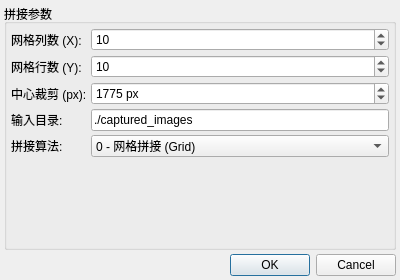
Old version of the form ui/StitchingSettingsDialog.ui in the repository choushunn/ArmSightStitch.
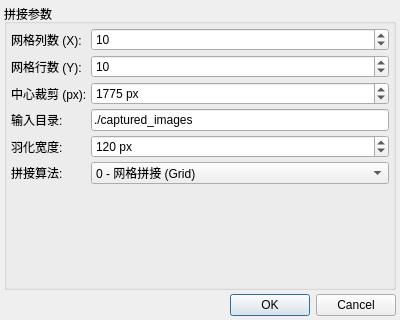
New version of the form.

```diff
--- a/ui/StitchingSettingsDialog.ui
+++ b/ui/StitchingSettingsDialog.ui
@@ -7,7 +7,7 @@
     <x>0</x>
     <y>0</y>
     <width>400</width>
-    <height>280</height>
+    <height>320</height>
    </rect>
   </property>
   <property name="windowTitle">
@@ -137,13 +137,39 @@
        </widget>
       </item>
       <item row="4" column="0">
+       <widget class="QLabel" name="labelFeatherWidth">
+        <property name="text">
+         <string>羽化宽度:</string>
+        </property>
+       </widget>
+      </item>
+      <item row="4" column="1">
+       <widget class="QSpinBox" name="featherWidthSpin">
+        <property name="minimum">
+         <number>0</number>
+        </property>
+        <property name="maximum">
+         <number>500</number>
+        </property>
+        <property name="value">
+         <number>120</number>
+        </property>
+        <property name="suffix">
+         <string> px</string>
+        </property>
+        <property name="toolTip">
+         <string>羽化宽度 (0=禁用)，邻接边余弦渐变融合消除接缝，越大过渡越柔和</string>
+        </property>
+       </widget>
+      </item>
+      <item row="5" column="0">
        <widget class="QLabel" name="labelAlgorithm">
         <property name="text">
          <string>拼接算法:</string>
         </property>
        </widget>
       </item>
-      <item row="4" column="1">
+      <item row="5" column="1">
        <widget class="QComboBox" name="algorithmCombo">
         <property name="toolTip">
          <string>0=网格拼接(默认) 1=OpenCV特征匹配 2=Z轴缩放网格拼接</string>
```
Left out of the diff: 7 changed lines with no effect on the pictures.
